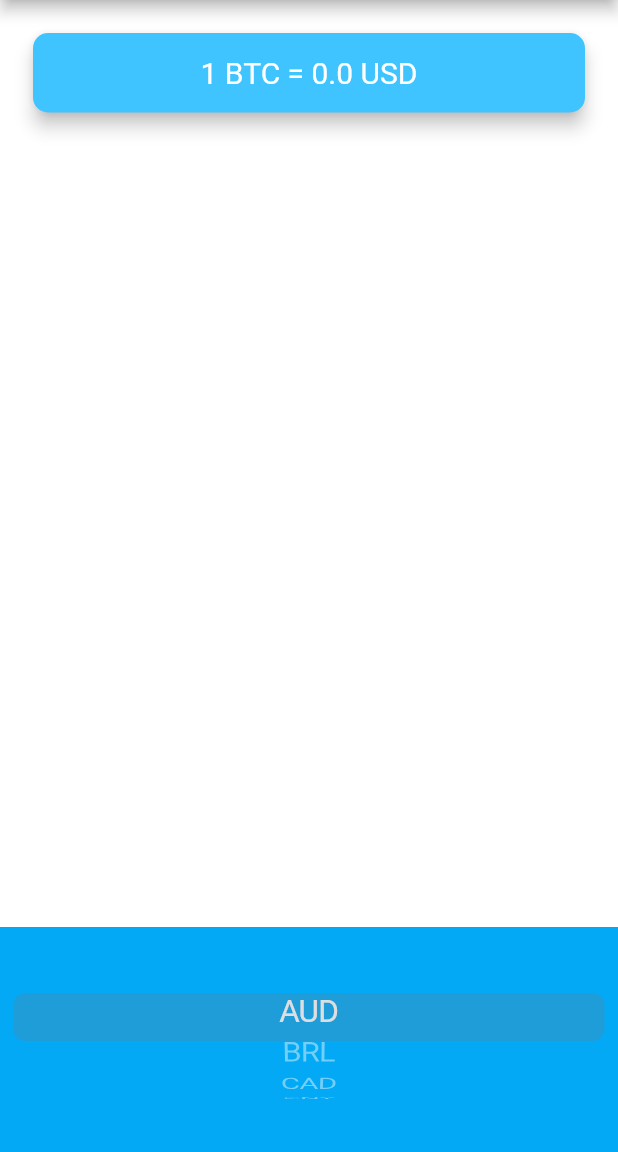
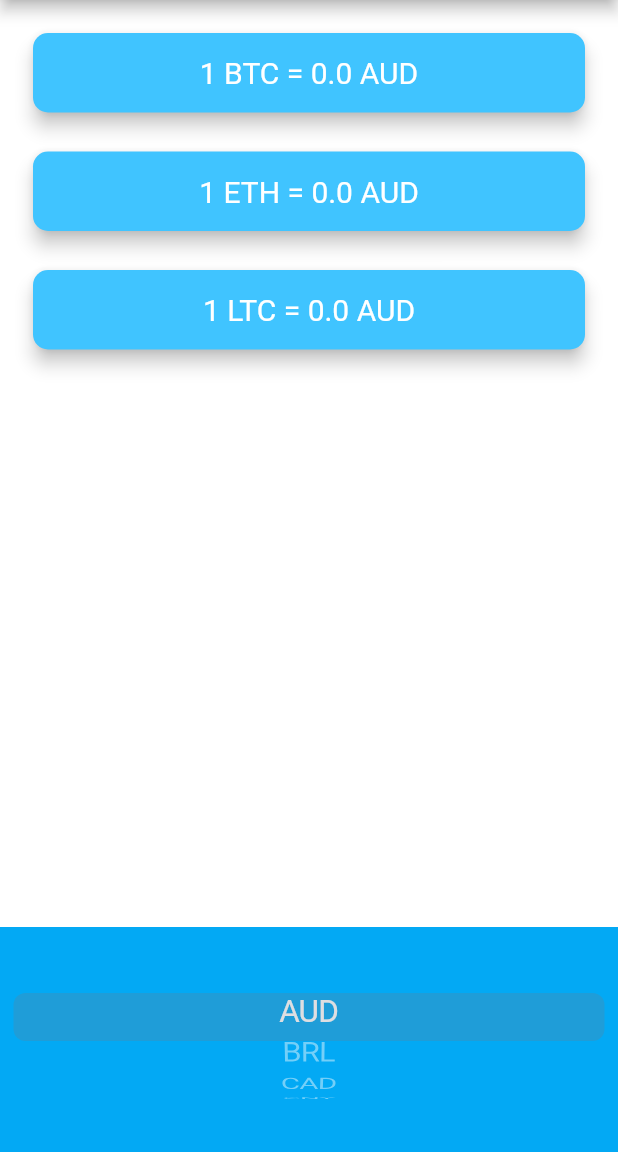
Before and after one commit to miranas11/crypto-ticker, a Flutter app: the screen it shows after launch, on a phone screen of 412 x 824 dp, the part 84-1236 px from its top. Run offline on Flutter 3.47's test engine with Material 2 defaults, Android fonts, the phone set to English and light mode, and no system bars.

Commit message:
Various changes: -added cards for ETH and LTC -created ReusableCard.dart -made different folders for different dart files

```diff
--- a/lib/price_screen.dart
+++ b/lib/Screens/price_screen.dart
@@ -1,8 +1,9 @@
-import 'package:bitcoin_ticker/coin_data.dart';
+import 'package:bitcoin_ticker/Utilities/coin_data.dart';
 import 'package:flutter/material.dart';
 import 'package:flutter/cupertino.dart';
 import 'dart:io';
-import 'services/exchange.dart';
+import '../services/exchange.dart';
+import '../Utilities/ResusableCard.dart';
 
 class PriceScreen extends StatefulWidget {
   @override
@@ -11,8 +12,8 @@ class PriceScreen extends StatefulWidget {
 
 class _PriceScreenState extends State<PriceScreen> {
   String crypto = 'BTC';
-  String selectedCurrency = 'USD';
-  double rate = 0;
+  String selectedCurrency = 'AUD';
+  List<double> convertedData = [0, 0, 0];
 
   Widget getCupertinoPicker() {
     List<Text> pickeritems = [];
@@ -65,16 +66,17 @@ class _PriceScreenState extends State<PriceScreen> {
   }
 
   void getUpdatedData() async {
+    int i = 0;
     Convertor cryptoConvertor = Convertor();
-    cryptoConvertor.getCurrencyandCrypto(selectedCurrency, crypto);
-    dynamic data = await cryptoConvertor.getConvertedData();
-    double rate1 = data['rate'];
-    setState(() {
-      rate = double.parse(
-        (rate1).toStringAsFixed(2),
-      );
-    });
-    print(rate);
+    for (String cryptoname in cryptoList) {
+      cryptoConvertor.getCurrencyandCrypto(selectedCurrency, cryptoname);
+      dynamic data = await cryptoConvertor.getConvertedData();
+      double convertedRate = data['rate'];
+      setState(() {
+        convertedData[i] = double.parse((convertedRate).toStringAsFixed(2));
+      });
+      i++;
+    }
   }
 
   @override
@@ -87,26 +89,26 @@ class _PriceScreenState extends State<PriceScreen> {
         mainAxisAlignment: MainAxisAlignment.spaceBetween,
         crossAxisAlignment: CrossAxisAlignment.stretch,
         children: <Widget>[
-          Padding(
-            padding: EdgeInsets.fromLTRB(18.0, 18.0, 18.0, 0),
-            child: Card(
-              color: Colors.lightBlueAccent,
-              elevation: 5.0,
-              shape: RoundedRectangleBorder(
-                borderRadius: BorderRadius.circular(10.0),
+          Column(
+            mainAxisAlignment: MainAxisAlignment.spaceBetween,
+            crossAxisAlignment: CrossAxisAlignment.stretch,
+            children: <Widget>[
+              ResuableCard(
+                selectedCurrency: selectedCurrency,
+                rate: convertedData[0],
+                crypto: cryptoList[0],
               ),
-              child: Padding(
-                padding: EdgeInsets.symmetric(vertical: 15.0, horizontal: 28.0),
-                child: Text(
-                  '1 BTC = $rate $selectedCurrency',
-                  textAlign: TextAlign.center,
-                  style: TextStyle(
-                    fontSize: 20.0,
-                    color: Colors.white,
-                  ),
-                ),
+              ResuableCard(
+                selectedCurrency: selectedCurrency,
+                rate: convertedData[1],
+                crypto: cryptoList[1],
               ),
-            ),
+              ResuableCard(
+                selectedCurrency: selectedCurrency,
+                rate: convertedData[2],
+                crypto: cryptoList[2],
+              ),
+            ],
           ),
           Container(
             height: 150.0,
--- /dev/null
+++ b/lib/Utilities/ResusableCard.dart
@@ -0,0 +1,38 @@
+import 'package:flutter/cupertino.dart';
+import 'package:flutter/material.dart';
+
+class ResuableCard extends StatelessWidget {
+  final selectedCurrency;
+  final rate;
+  final crypto;
+
+  ResuableCard(
+      {@required this.selectedCurrency,
+      @required this.rate,
+      @required this.crypto});
+
+  @override
+  Widget build(BuildContext context) {
+    return Padding(
+      padding: EdgeInsets.fromLTRB(18.0, 18.0, 18.0, 0),
+      child: Card(
+        color: Colors.lightBlueAccent,
+        elevation: 5.0,
+        shape: RoundedRectangleBorder(
+          borderRadius: BorderRadius.circular(10.0),
+        ),
+        child: Padding(
+          padding: EdgeInsets.symmetric(vertical: 15.0, horizontal: 28.0),
+          child: Text(
+            '1 $crypto = $rate $selectedCurrency',
+            textAlign: TextAlign.center,
+            style: TextStyle(
+              fontSize: 20.0,
+              color: Colors.white,
+            ),
+          ),
+        ),
+      ),
+    );
+  }
+}
--- a/lib/main.dart
+++ b/lib/main.dart
@@ -1,5 +1,5 @@
 import 'package:flutter/material.dart';
-import 'price_screen.dart';
+import 'Screens/price_screen.dart';
 
 void main() => runApp(MyApp());
 
```
Also changed, not shown: lib/Utilities/coin_data.dart (renamed from lib/coin_data.dart).
